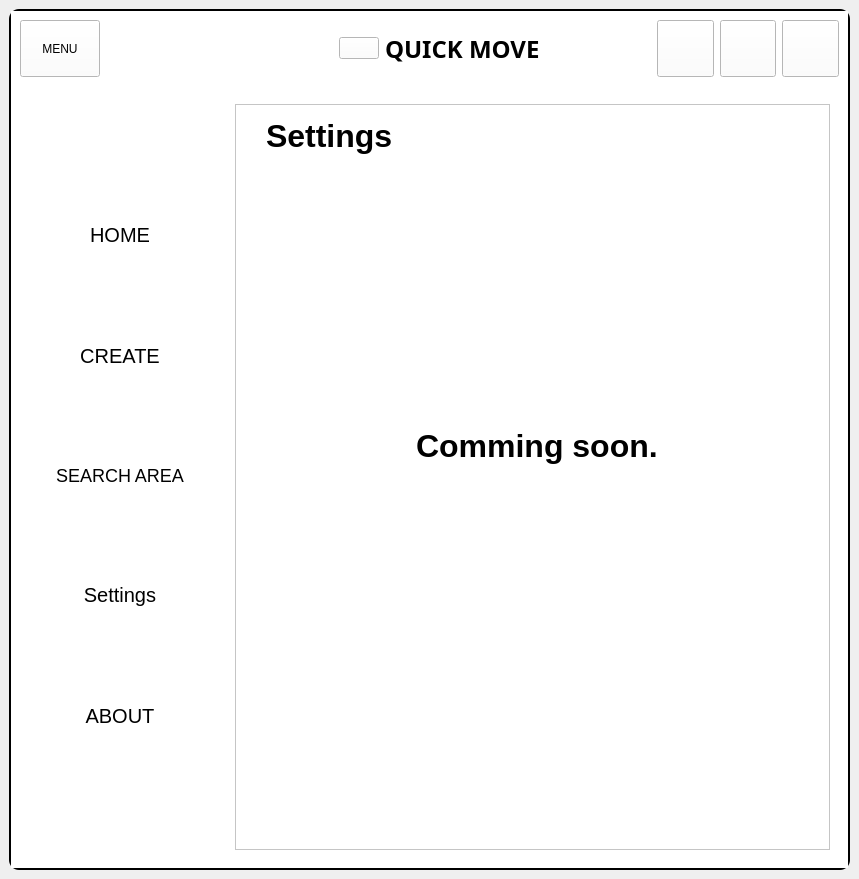
This is ui/MainWindow.ui in Achu-Worifung/quickMove as Qt 5 draws it before an edit. The edited form follows.
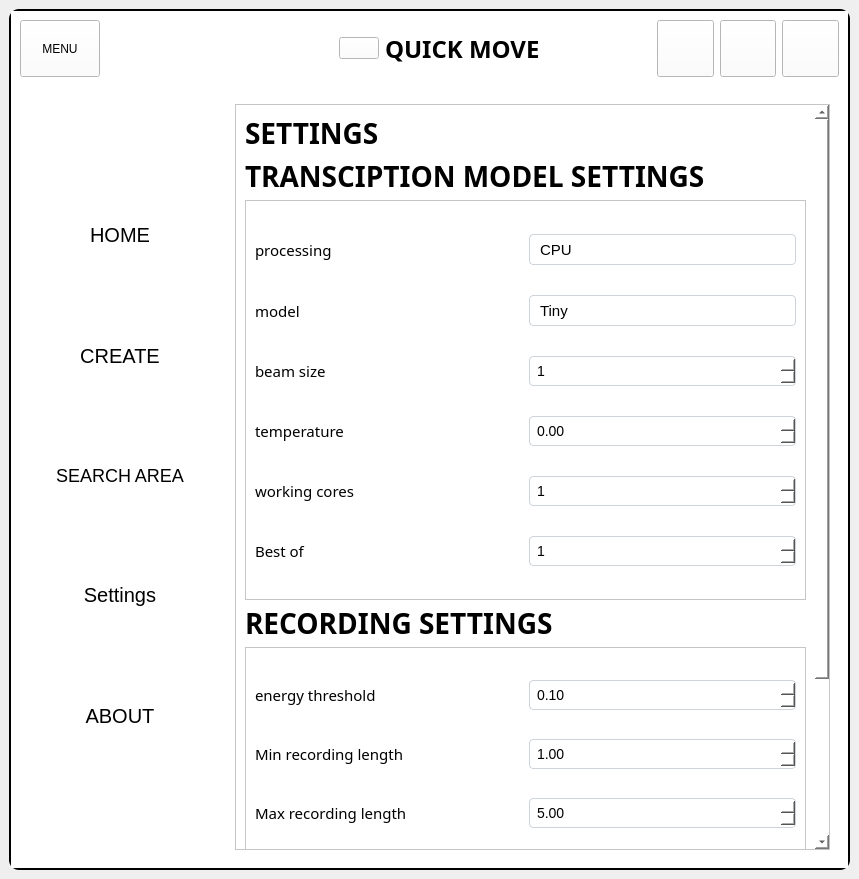
This is the edited form. Icons and pictures are not drawn.

Commit message: feat:created the settings page

```diff
--- a/ui/MainWindow.ui
+++ b/ui/MainWindow.ui
@@ -2103,6 +2103,113 @@
              <layout class="QVBoxLayout" name="verticalLayout_7">
               <item>
                <widget class="QScrollArea" name="scrollArea_2">
+                <property name="styleSheet">
+                 <string notr="true">QComboBox{
+border: 1px solid #ced4da;
+border-radius:4px;
+padding-left:10px;
+outline:none;
+font-size:15px;
+}
+QComboBox:hover
+{
+    border: 1px solid #1e90ff;
+}
+
+/*styling the dropdown area*/
+QComboBox::drop-down
+{
+border:0px;
+}
+/*styling the dropdown arrow*/
+QComboBox::down-arrow
+{
+image:url(:/icons/Icons/arrow.ico);
+width: 20px;
+height: 20px;
+margin-right:15px;
+}
+
+
+/*styling the combo box after open select menu*/
+QComboBox:on
+{
+border:4px solid #c2dbfe;
+}
+
+/*styling the list menu*/
+comboBox QListView
+{
+font-size:14px;
+border: 1px solid rgba(0,0,0,10%);
+padding:5px;
+background-color:#fff;
+outline:0px;
+}
+
+/*styling the the list items*/
+QComboBox QListView::item{
+padding-left:10px;
+background-color:#fff;
+font-size:14px;
+
+}
+QComboBox QListView::item:hover
+{
+background-color:#1e90ff;
+
+}
+/*styling the spin box*/
+QSpinBox, QDoubleSpinBox {
+    border: 1px solid #ced4da;
+    border-radius: 4px;
+    padding: 5px;
+    background-color: white;
+    font-size: 14px;
+}
+
+QSpinBox::up-button, QDoubleSpinBox::up-button {
+   image: url(:/icons/Icons/up arrow.ico);
+    width: 30px;
+    height: 20px;
+    border: none;
+    background: #f8f9fa;
+}
+
+QSpinBox::down-button, QDoubleSpinBox::down-button {
+    width: 30px;
+    height: 20px;
+    border: none;
+    image: url(:/icons/Icons/arrow.ico);
+}
+
+QSpinBox:focus, QDoubleSpinBox:focus {
+    border: 2px solid #1e90ff;
+    background-color: #eef5ff;
+}
+
+QSpinBox:disabled, QDoubleSpinBox:disabled {
+    background-color: #f8f9fa;
+    color: #adb5bd;
+}
+
+QSpinBox::editable, QDoubleSpinBox::editable {
+    background: transparent;
+    padding: 2px;
+}
+
+QSpinBox:hover, QDoubleSpinBox:hover {
+    border: 1px solid #1e90ff;
+}
+
+
+/*style the text*/
+QLabel
+{
+font-family: MS Shell Dig 2;
+font-size:15px;
+}</string>
+                </property>
                 <property name="widgetResizable">
                  <bool>true</bool>
                 </property>
@@ -2111,50 +2218,514 @@
                   <rect>
                    <x>0</x>
                    <y>0</y>
-                   <width>593</width>
-                   <height>744</height>
+                   <width>576</width>
+                   <height>946</height>
                   </rect>
                  </property>
-                 <widget class="QLabel" name="label_3">
-                  <property name="geometry">
-                   <rect>
-                    <x>30</x>
-                    <y>10</y>
-                    <width>291</width>
-                    <height>41</height>
-                   </rect>
-                  </property>
-                  <property name="font">
-                   <font>
-                    <pointsize>24</pointsize>
-                    <weight>75</weight>
-                    <bold>true</bold>
-                   </font>
-                  </property>
-                  <property name="text">
-                   <string>Settings</string>
-                  </property>
-                 </widget>
-                 <widget class="QLabel" name="label_4">
-                  <property name="geometry">
-                   <rect>
-                    <x>180</x>
-                    <y>320</y>
-                    <width>291</width>
-                    <height>41</height>
-                   </rect>
-                  </property>
-                  <property name="font">
-                   <font>
-                    <pointsize>24</pointsize>
-                    <weight>75</weight>
-                    <bold>true</bold>
-                   </font>
-                  </property>
-                  <property name="text">
-                   <string>Comming soon.</string>
-                  </property>
-                 </widget>
+                 <layout class="QVBoxLayout" name="verticalLayout_8">
+                  <item>
+                   <widget class="QLabel" name="label_3">
+                    <property name="font">
+                     <font>
+                      <family>MS Shell Dlg 2</family>
+                      <pointsize>-1</pointsize>
+                      <weight>75</weight>
+                      <bold>true</bold>
+                     </font>
+                    </property>
+                    <property name="styleSheet">
+                     <string notr="true">QLabel {
+    font-family: &quot;MS Shell Dlg 2&quot;;
+    font-size: 28px;
+    font-weight: bold;
+    line-height: 40px; 
+	text-transform: capitalize;
+}
+</string>
+                    </property>
+                    <property name="text">
+                     <string>SETTINGS</string>
+                    </property>
+                   </widget>
+                  </item>
+                  <item>
+                   <widget class="QLabel" name="label_4">
+                    <property name="minimumSize">
+                     <size>
+                      <width>0</width>
+                      <height>35</height>
+                     </size>
+                    </property>
+                    <property name="styleSheet">
+                     <string notr="true">QLabel {
+    font-family: &quot;MS Shell Dlg 2&quot;;
+    font-size: 28px;
+    font-weight: bold;
+    line-height: 40px; 
+	text-transform: capitalize;
+}
+</string>
+                    </property>
+                    <property name="text">
+                     <string>TRANSCIPTION MODEL SETTINGS</string>
+                    </property>
+                   </widget>
+                  </item>
+                  <item>
+                   <widget class="QFrame" name="frame_2">
+                    <property name="sizePolicy">
+                     <sizepolicy hsizetype="Preferred" vsizetype="MinimumExpanding">
+                      <horstretch>0</horstretch>
+                      <verstretch>0</verstretch>
+                     </sizepolicy>
+                    </property>
+                    <property name="minimumSize">
+                     <size>
+                      <width>0</width>
+                      <height>400</height>
+                     </size>
+                    </property>
+                    <property name="frameShape">
+                     <enum>QFrame::StyledPanel</enum>
+                    </property>
+                    <property name="frameShadow">
+                     <enum>QFrame::Raised</enum>
+                    </property>
+                    <layout class="QGridLayout" name="gridLayout_3">
+                     <item row="0" column="0">
+                      <widget class="QLabel" name="label_6">
+                       <property name="font">
+                        <font>
+                         <family>MS Shell Dig 2</family>
+                         <pointsize>-1</pointsize>
+                        </font>
+                       </property>
+                       <property name="text">
+                        <string>processing</string>
+                       </property>
+                      </widget>
+                     </item>
+                     <item row="0" column="1">
+                      <widget class="QComboBox" name="processing">
+                       <property name="minimumSize">
+                        <size>
+                         <width>0</width>
+                         <height>31</height>
+                        </size>
+                       </property>
+                       <property name="font">
+                        <font>
+                         <pointsize>-1</pointsize>
+                        </font>
+                       </property>
+                       <property name="styleSheet">
+                        <string notr="true"/>
+                       </property>
+                       <property name="arrow" stdset="0">
+                        <iconset>
+                         <normaloff>../Icons/arrow.ico</normaloff>../Icons/arrow.ico</iconset>
+                       </property>
+                       <item>
+                        <property name="text">
+                         <string>CPU</string>
+                        </property>
+                       </item>
+                       <item>
+                        <property name="text">
+                         <string>GPU</string>
+                        </property>
+                       </item>
+                      </widget>
+                     </item>
+                     <item row="1" column="0">
+                      <widget class="QLabel" name="label_5">
+                       <property name="font">
+                        <font>
+                         <family>MS Shell Dig 2</family>
+                         <pointsize>-1</pointsize>
+                        </font>
+                       </property>
+                       <property name="text">
+                        <string>model</string>
+                       </property>
+                      </widget>
+                     </item>
+                     <item row="1" column="1">
+                      <widget class="QComboBox" name="model">
+                       <property name="minimumSize">
+                        <size>
+                         <width>0</width>
+                         <height>31</height>
+                        </size>
+                       </property>
+                       <item>
+                        <property name="text">
+                         <string>Tiny</string>
+                        </property>
+                       </item>
+                       <item>
+                        <property name="text">
+                         <string>Small</string>
+                        </property>
+                       </item>
+                       <item>
+                        <property name="text">
+                         <string>Medium</string>
+                        </property>
+                       </item>
+                       <item>
+                        <property name="text">
+                         <string>Large-v2</string>
+                        </property>
+                       </item>
+                       <item>
+                        <property name="text">
+                         <string>Large-v3</string>
+                        </property>
+                       </item>
+                      </widget>
+                     </item>
+                     <item row="2" column="0">
+                      <widget class="QLabel" name="label_20">
+                       <property name="font">
+                        <font>
+                         <family>MS Shell Dig 2</family>
+                         <pointsize>-1</pointsize>
+                        </font>
+                       </property>
+                       <property name="text">
+                        <string>beam size</string>
+                       </property>
+                      </widget>
+                     </item>
+                     <item row="2" column="1">
+                      <widget class="QSpinBox" name="beam">
+                       <property name="correctionMode">
+                        <enum>QAbstractSpinBox::CorrectToPreviousValue</enum>
+                       </property>
+                       <property name="minimum">
+                        <number>1</number>
+                       </property>
+                       <property name="maximum">
+                        <number>10</number>
+                       </property>
+                      </widget>
+                     </item>
+                     <item row="3" column="0">
+                      <widget class="QLabel" name="label_9">
+                       <property name="font">
+                        <font>
+                         <family>MS Shell Dig 2</family>
+                         <pointsize>-1</pointsize>
+                        </font>
+                       </property>
+                       <property name="text">
+                        <string>temperature</string>
+                       </property>
+                      </widget>
+                     </item>
+                     <item row="3" column="1">
+                      <widget class="QDoubleSpinBox" name="temperature">
+                       <property name="maximum">
+                        <double>1.000000000000000</double>
+                       </property>
+                      </widget>
+                     </item>
+                     <item row="4" column="0">
+                      <widget class="QLabel" name="label_10">
+                       <property name="font">
+                        <font>
+                         <family>MS Shell Dig 2</family>
+                         <pointsize>-1</pointsize>
+                        </font>
+                       </property>
+                       <property name="text">
+                        <string>working cores</string>
+                       </property>
+                      </widget>
+                     </item>
+                     <item row="4" column="1">
+                      <widget class="QSpinBox" name="workingcores">
+                       <property name="minimum">
+                        <number>1</number>
+                       </property>
+                      </widget>
+                     </item>
+                     <item row="5" column="0">
+                      <widget class="QLabel" name="label_23">
+                       <property name="font">
+                        <font>
+                         <family>MS Shell Dig 2</family>
+                         <pointsize>-1</pointsize>
+                        </font>
+                       </property>
+                       <property name="text">
+                        <string>Best of</string>
+                       </property>
+                      </widget>
+                     </item>
+                     <item row="5" column="1">
+                      <widget class="QSpinBox" name="workingcores_2">
+                       <property name="minimum">
+                        <number>1</number>
+                       </property>
+                       <property name="maximum">
+                        <number>3</number>
+                       </property>
+                      </widget>
+                     </item>
+                    </layout>
+                   </widget>
+                  </item>
+                  <item>
+                   <widget class="QLabel" name="label_21">
+                    <property name="minimumSize">
+                     <size>
+                      <width>0</width>
+                      <height>35</height>
+                     </size>
+                    </property>
+                    <property name="styleSheet">
+                     <string notr="true">QLabel {
+    font-family: &quot;MS Shell Dlg 2&quot;;
+    font-size: 28px;
+    font-weight: bold;
+    line-height: 40px; 
+	text-transform: capitalize;
+}
+</string>
+                    </property>
+                    <property name="text">
+                     <string>RECORDING SETTINGS</string>
+                    </property>
+                   </widget>
+                  </item>
+                  <item>
+                   <widget class="QFrame" name="frame_3">
+                    <property name="minimumSize">
+                     <size>
+                      <width>0</width>
+                      <height>400</height>
+                     </size>
+                    </property>
+                    <property name="frameShape">
+                     <enum>QFrame::StyledPanel</enum>
+                    </property>
+                    <property name="frameShadow">
+                     <enum>QFrame::Raised</enum>
+                    </property>
+                    <layout class="QGridLayout" name="gridLayout_2">
+                     <item row="0" column="0">
+                      <widget class="QLabel" name="label_15">
+                       <property name="font">
+                        <font>
+                         <family>MS Shell Dig 2</family>
+                         <pointsize>-1</pointsize>
+                        </font>
+                       </property>
+                       <property name="text">
+                        <string>energy threshold</string>
+                       </property>
+                      </widget>
+                     </item>
+                     <item row="0" column="1">
+                      <widget class="QDoubleSpinBox" name="doubleSpinBox_2">
+                       <property name="toolTip">
+                        <string>this is a tooltip</string>
+                       </property>
+                       <property name="minimum">
+                        <double>0.100000000000000</double>
+                       </property>
+                       <property name="maximum">
+                        <double>0.900000000000000</double>
+                       </property>
+                      </widget>
+                     </item>
+                     <item row="1" column="0">
+                      <widget class="QLabel" name="label_16">
+                       <property name="font">
+                        <font>
+                         <family>MS Shell Dig 2</family>
+                         <pointsize>-1</pointsize>
+                        </font>
+                       </property>
+                       <property name="text">
+                        <string>Min recording length</string>
+                       </property>
+                      </widget>
+                     </item>
+                     <item row="1" column="1">
+                      <widget class="QDoubleSpinBox" name="doubleSpinBox_3">
+                       <property name="minimum">
+                        <double>1.000000000000000</double>
+                       </property>
+                       <property name="maximum">
+                        <double>5.000000000000000</double>
+                       </property>
+                      </widget>
+                     </item>
+                     <item row="2" column="0">
+                      <widget class="QLabel" name="label_17">
+                       <property name="font">
+                        <font>
+                         <family>MS Shell Dig 2</family>
+                         <pointsize>-1</pointsize>
+                        </font>
+                       </property>
+                       <property name="text">
+                        <string>Max recording length</string>
+                       </property>
+                      </widget>
+                     </item>
+                     <item row="2" column="1">
+                      <widget class="QDoubleSpinBox" name="doubleSpinBox_4">
+                       <property name="minimum">
+                        <double>5.000000000000000</double>
+                       </property>
+                       <property name="maximum">
+                        <double>10.000000000000000</double>
+                       </property>
+                      </widget>
+                     </item>
+                     <item row="3" column="0">
+                      <widget class="QLabel" name="label_18">
+                       <property name="font">
+                        <font>
+                         <family>MS Shell Dig 2</family>
+                         <pointsize>-1</pointsize>
+                        </font>
+                       </property>
+                       <property name="text">
+                        <string>Channels</string>
+                       </property>
+                      </widget>
+                     </item>
+                     <item row="3" column="1">
+                      <widget class="QComboBox" name="comboBox_3">
+                       <property name="minimumSize">
+                        <size>
+                         <width>0</width>
+                         <height>31</height>
+                        </size>
+                       </property>
+                       <item>
+                        <property name="text">
+                         <string>1</string>
+                        </property>
+                       </item>
+                       <item>
+                        <property name="text">
+                         <string>2</string>
+                        </property>
+                       </item>
+                      </widget>
+                     </item>
+                     <item row="4" column="0">
+                      <widget class="QLabel" name="label_19">
+                       <property name="font">
+                        <font>
+                         <family>MS Shell Dig 2</family>
+                         <pointsize>-1</pointsize>
+                        </font>
+                       </property>
+                       <property name="text">
+                        <string>chunks</string>
+                       </property>
+                      </widget>
+                     </item>
+                     <item row="4" column="1">
+                      <widget class="QComboBox" name="comboBox_4">
+                       <property name="minimumSize">
+                        <size>
+                         <width>0</width>
+                         <height>31</height>
+                        </size>
+                       </property>
+                       <property name="currentIndex">
+                        <number>2</number>
+                       </property>
+                       <item>
+                        <property name="text">
+                         <string>256</string>
+                        </property>
+                       </item>
+                       <item>
+                        <property name="text">
+                         <string>512</string>
+                        </property>
+                       </item>
+                       <item>
+                        <property name="text">
+                         <string>1024</string>
+                        </property>
+                       </item>
+                       <item>
+                        <property name="text">
+                         <string>2048</string>
+                        </property>
+                       </item>
+                      </widget>
+                     </item>
+                     <item row="5" column="0">
+                      <widget class="QLabel" name="label_22">
+                       <property name="font">
+                        <font>
+                         <family>MS Shell Dig 2</family>
+                         <pointsize>-1</pointsize>
+                        </font>
+                       </property>
+                       <property name="text">
+                        <string>Rate</string>
+                       </property>
+                      </widget>
+                     </item>
+                     <item row="5" column="1">
+                      <widget class="QComboBox" name="comboBox_5">
+                       <property name="minimumSize">
+                        <size>
+                         <width>0</width>
+                         <height>31</height>
+                        </size>
+                       </property>
+                       <property name="currentIndex">
+                        <number>2</number>
+                       </property>
+                       <item>
+                        <property name="text">
+                         <string>8000</string>
+                        </property>
+                       </item>
+                       <item>
+                        <property name="text">
+                         <string>11025</string>
+                        </property>
+                       </item>
+                       <item>
+                        <property name="text">
+                         <string>16000</string>
+                        </property>
+                       </item>
+                       <item>
+                        <property name="text">
+                         <string>22050</string>
+                        </property>
+                       </item>
+                       <item>
+                        <property name="text">
+                         <string>44100</string>
+                        </property>
+                       </item>
+                       <item>
+                        <property name="text">
+                         <string>96000</string>
+                        </property>
+                       </item>
+                      </widget>
+                     </item>
+                    </layout>
+                   </widget>
+                  </item>
+                 </layout>
                 </widget>
                </widget>
               </item>
```
Left out of the diff: 12 changed lines with no effect on the pictures. The commit also changes 12 other files.
